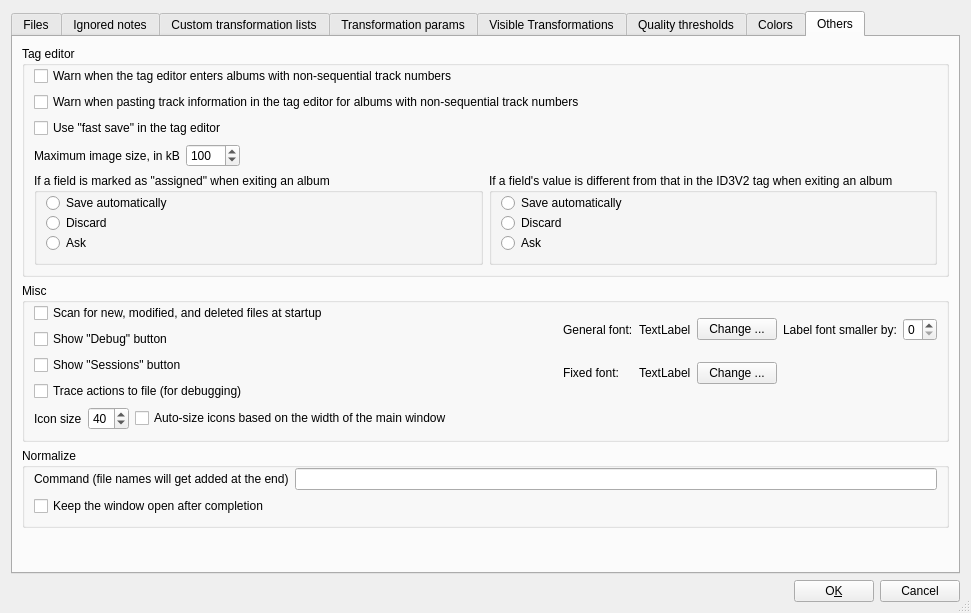
frispete/mp3diags, file src/Config.ui: the form before one commit.
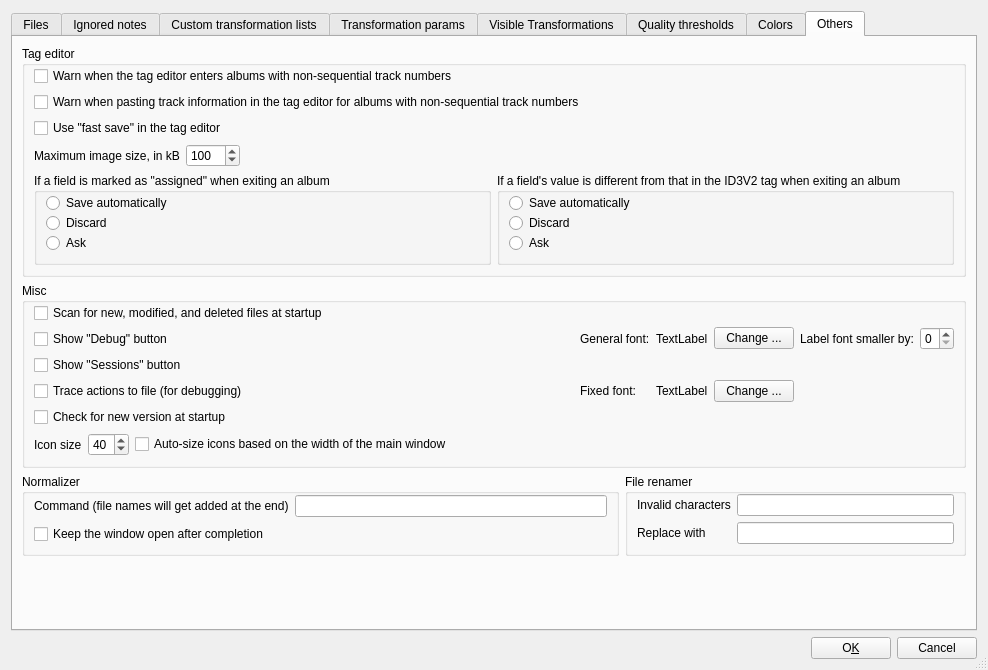
The form after the commit. The open tabs and pages were chosen to show the change. Icons and pictures are not drawn.

The edit to the form file:
```diff
--- a/src/Config.ui
+++ b/src/Config.ui
@@ -5,8 +5,8 @@
    <rect>
     <x>0</x>
     <y>0</y>
-    <width>971</width>
-    <height>613</height>
+    <width>988</width>
+    <height>670</height>
    </rect>
   </property>
   <property name="minimumSize" >
@@ -2443,6 +2443,13 @@
                  </property>
                 </widget>
                </item>
+               <item>
+                <widget class="QCheckBox" name="m_pCheckForUpdatesCkB" >
+                 <property name="text" >
+                  <string>Check for new version at startup</string>
+                 </property>
+                </widget>
+               </item>
               </layout>
              </widget>
             </item>
@@ -2596,9 +2603,30 @@
         </widget>
        </item>
        <item>
+        <widget class="QWidget" native="1" name="widget_23" >
+         <layout class="QHBoxLayout" >
+          <property name="leftMargin" >
+           <number>0</number>
+          </property>
+          <property name="topMargin" >
+           <number>0</number>
+          </property>
+          <property name="rightMargin" >
+           <number>0</number>
+          </property>
+          <property name="bottomMargin" >
+           <number>0</number>
+          </property>
+          <item>
         <widget class="QGroupBox" name="m_pNormalizeGrp" >
+            <property name="sizePolicy" >
+             <sizepolicy vsizetype="Preferred" hsizetype="Preferred" >
+              <horstretch>7</horstretch>
+              <verstretch>0</verstretch>
+             </sizepolicy>
+            </property>
          <property name="title" >
-          <string>Normalize</string>
+             <string>Normalizer</string>
          </property>
          <layout class="QVBoxLayout" >
           <property name="topMargin" >
@@ -2643,14 +2671,55 @@
         </widget>
        </item>
        <item>
+           <widget class="QGroupBox" name="m_pRenamerGrp" >
+            <property name="sizePolicy" >
+             <sizepolicy vsizetype="Preferred" hsizetype="Preferred" >
+              <horstretch>4</horstretch>
+              <verstretch>0</verstretch>
+             </sizepolicy>
+            </property>
+            <property name="title" >
+             <string>File renamer</string>
+            </property>
+            <layout class="QGridLayout" >
+             <property name="topMargin" >
+              <number>0</number>
+             </property>
+             <item row="0" column="0" >
+              <widget class="QLabel" name="label_33" >
+               <property name="text" >
+                <string>Invalid characters</string>
+               </property>
+              </widget>
+             </item>
+             <item row="0" column="1" >
+              <widget class="QLineEdit" name="m_pInvalidCharsE" />
+             </item>
+             <item row="1" column="0" >
+              <widget class="QLabel" name="label_34" >
+               <property name="text" >
+                <string>Replace with</string>
+               </property>
+              </widget>
+             </item>
+             <item row="1" column="1" >
+              <widget class="QLineEdit" name="m_pInvalidReplacementE" />
+             </item>
+            </layout>
+           </widget>
+          </item>
+         </layout>
+        </widget>
+       </item>
+       <item>
         <spacer>
          <property name="orientation" >
           <enum>Qt::Vertical</enum>
          </property>
          <property name="sizeHint" >
           <size>
-           <width>81</width>
-           <height>111</height>
+           <width>161</width>
+           <height>66</height>
           </size>
          </property>
         </spacer>
```
Left out of the diff: 2 changed lines with no effect on the pictures. Lines whose indentation alone changed are shown as unchanged.
